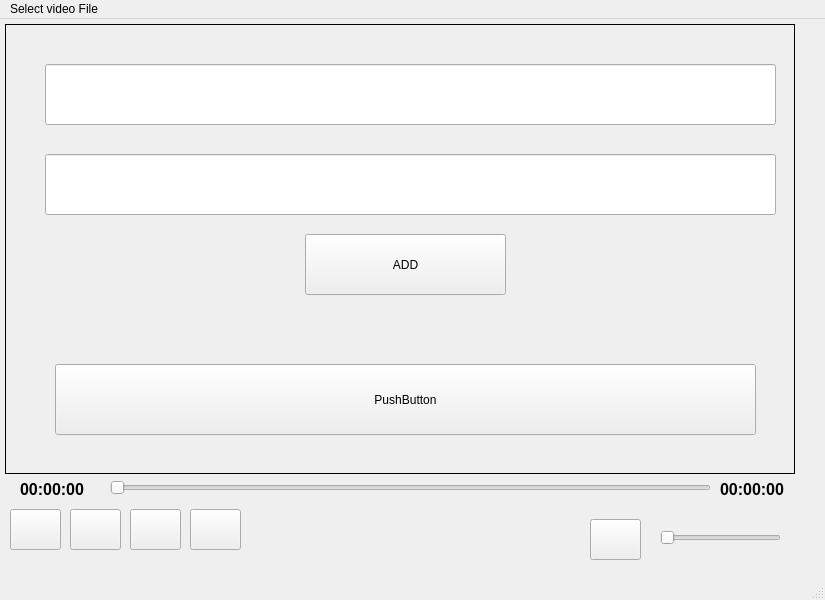
Before: the Qt Designer form src/mainwindow.ui in SeBorgey/Vocabular_new, drawn with Qt 5.
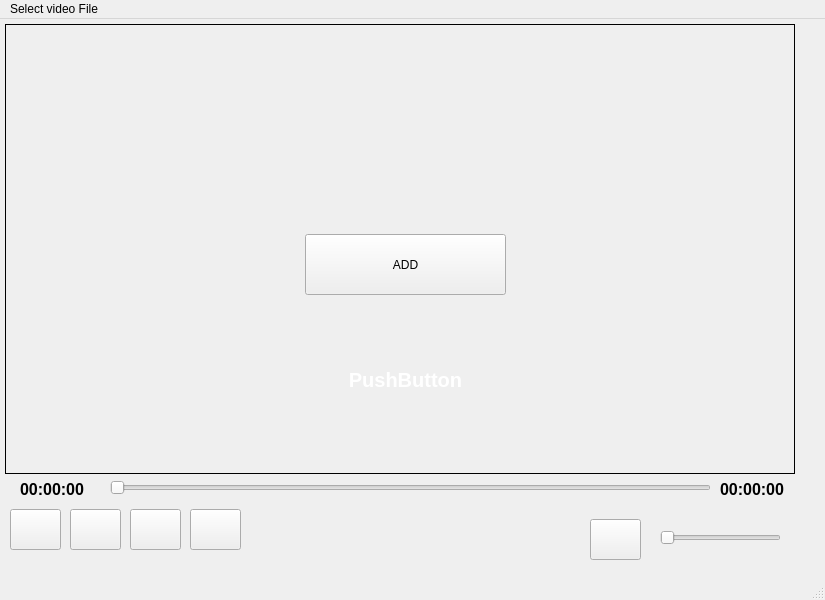
After: the same form once the commit is applied.

The edit to the form file:
```diff
--- a/src/mainwindow.ui
+++ b/src/mainwindow.ui
@@ -32,29 +32,6 @@
     <property name="title">
      <string/>
     </property>
-    <widget class="QLineEdit" name="lineEditEnglish">
-     <property name="geometry">
-      <rect>
-       <x>40</x>
-       <y>40</y>
-       <width>731</width>
-       <height>61</height>
-      </rect>
-     </property>
-     <property name="text">
-      <string/>
-     </property>
-    </widget>
-    <widget class="QLineEdit" name="lineEditRussian">
-     <property name="geometry">
-      <rect>
-       <x>40</x>
-       <y>130</y>
-       <width>731</width>
-       <height>61</height>
-      </rect>
-     </property>
-    </widget>
     <widget class="QPushButton" name="pushButtonAdd">
      <property name="geometry">
       <rect>
@@ -72,11 +49,20 @@
      <property name="geometry">
       <rect>
        <x>50</x>
-       <y>340</y>
+       <y>320</y>
        <width>701</width>
        <height>71</height>
       </rect>
      </property>
+     <property name="font">
+      <font>
+       <pointsize>-1</pointsize>
+       <bold>true</bold>
+      </font>
+     </property>
+     <property name="styleSheet">
+      <string notr="true">background-color: transparent; border: none; color: white; font-size: 20px; font-weight: bold; </string>
+     </property>
      <property name="text">
       <string>PushButton</string>
      </property>
```
